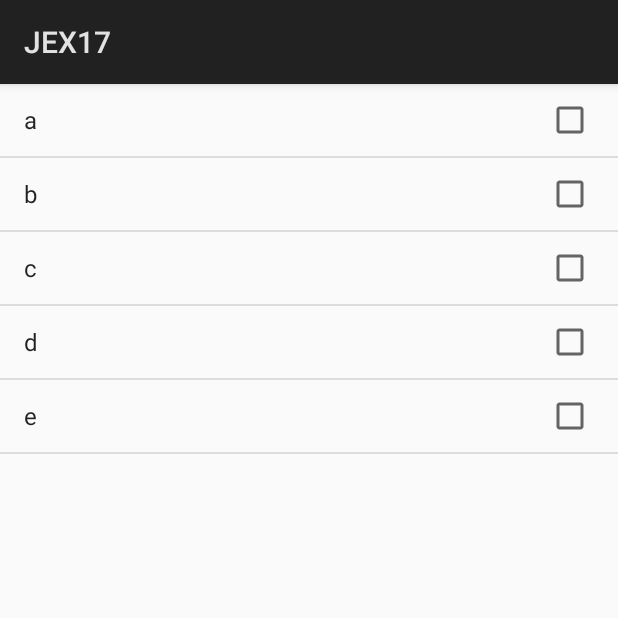
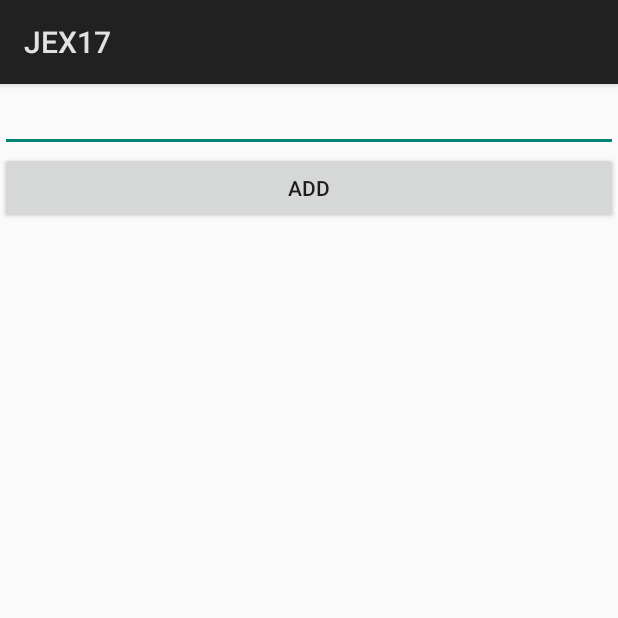
Before and after one commit to stories2/KangnamJavaMobile, an Android app: the screen it shows after launch (MainActivity), on a phone screen of 412 x 824 dp, the top half of it. Run offline under Robolectric (Android 15) with nearby library versions, the phone set to English and light mode, and no system bars.

Commit message:
list add del sample

```diff
--- a/JEX17/app/src/main/java/com/examplejex17/user/jex17/MainActivity.java
+++ b/JEX17/app/src/main/java/com/examplejex17/user/jex17/MainActivity.java
@@ -5,19 +5,46 @@ import android.os.Bundle;
 import android.view.View;
 import android.widget.AdapterView;
 import android.widget.ArrayAdapter;
+import android.widget.EditText;
 import android.widget.ListView;
 import android.widget.Toast;
+
+import java.util.ArrayList;
 
 public class MainActivity extends Activity {
 
     ListView listView;
+    EditText etxtData;
+    ArrayAdapter<String>stringListItemAdapter;
+    ArrayList<String>listItems;
 
     @Override
     protected void onCreate(Bundle savedInstanceState) {
         super.onCreate(savedInstanceState);
-        setContentView(R.layout.activity_main);
+        setContentView(R.layout.activity_main2);
 
-        Init1();
+        //Init1();
+        Init2();
+    }
+
+    public void Init2() {
+        listView = (ListView) findViewById(R.id.listView);
+        etxtData = (EditText) findViewById(R.id.etxtData);
+
+        listItems = new ArrayList<String>();
+
+        stringListItemAdapter = new ArrayAdapter<String>(this, android.R.layout.simple_list_item_1, listItems);
+
+        listView.setAdapter(stringListItemAdapter);
+
+        listView.setOnItemLongClickListener(new AdapterView.OnItemLongClickListener() {
+            @Override
+            public boolean onItemLongClick(AdapterView<?> adapterView, View view, int i, long l) {
+                stringListItemAdapter.remove(stringListItemAdapter.getItem(i));
+                stringListItemAdapter.setNotifyOnChange(true);
+                return true;
+            }
+        });
     }
 
     public void Init1() {
@@ -37,4 +64,9 @@ public class MainActivity extends Activity {
             }
         });
     }
+
+    public void onBtnAdd(View view) {
+        stringListItemAdapter.add(etxtData.getText().toString());
+        stringListItemAdapter.setNotifyOnChange(true);
+    }
 }
--- /dev/null
+++ b/JEX17/app/src/main/res/layout/activity_main2.xml
@@ -0,0 +1,27 @@
+<?xml version="1.0" encoding="utf-8"?>
+<LinearLayout xmlns:android="http://schemas.android.com/apk/res/android"
+    xmlns:app="http://schemas.android.com/apk/res-auto"
+    xmlns:tools="http://schemas.android.com/tools"
+    android:layout_width="match_parent"
+    android:layout_height="match_parent"
+    android:orientation="vertical"
+    tools:context="com.examplejex17.user.jex17.MainActivity">
+
+    <EditText
+        android:layout_width="match_parent"
+        android:layout_height="wrap_content"
+        android:id="@+id/etxtData"
+        />
+
+    <Button
+        android:layout_width="match_parent"
+        android:layout_height="wrap_content"
+        android:onClick="onBtnAdd"
+        android:text="Add"
+        />
+
+    <ListView
+        android:id="@+id/listView"
+        android:layout_width="match_parent"
+        android:layout_height="match_parent"></ListView>
+</LinearLayout>
```
